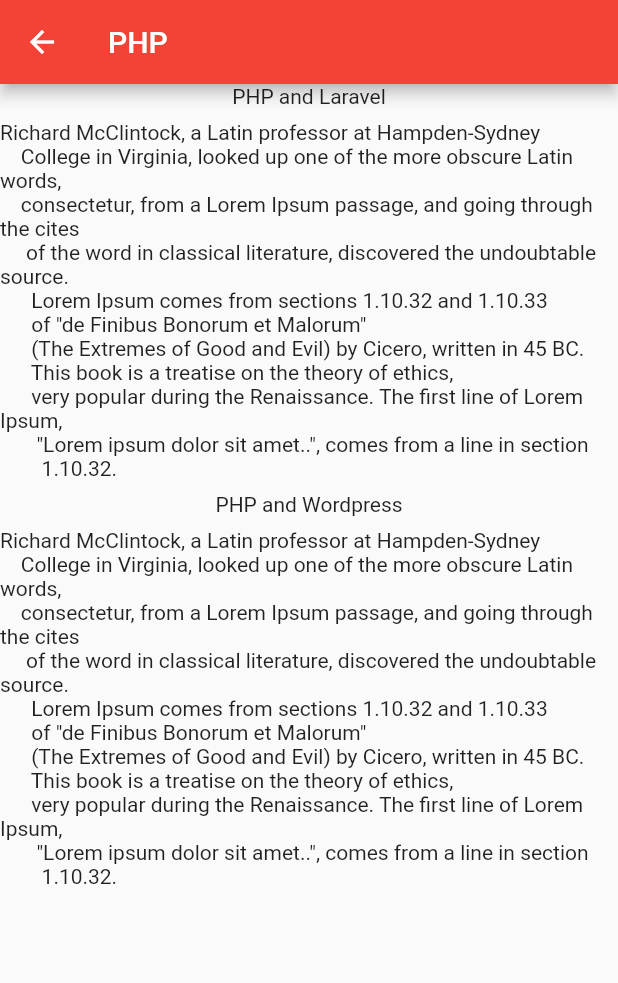
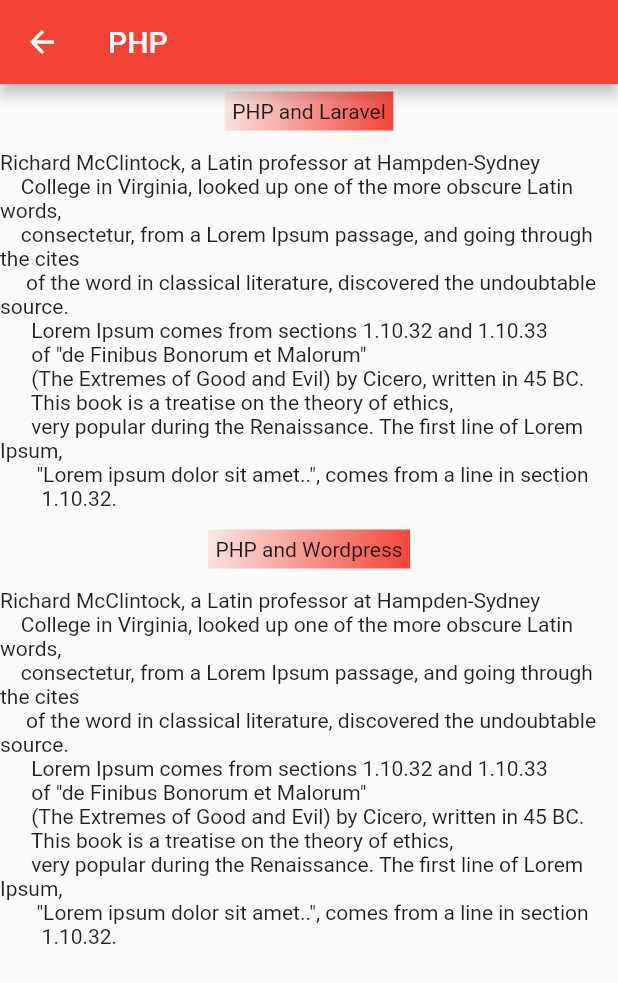
Before and after one commit to sanjibsinha/list_map, a Flutter app: the screen it shows after launch, after a tap on "PHP", on a phone screen of 412 x 824 dp. Shown: the top 983 px of the screen. Run offline on Flutter 3.47's test engine with Material 2 defaults, Android fonts, the light colour scheme and no system bars.

Commit message:
updating color of container

```diff
--- a/lib/routin_navigation.dart/first_page.dart
+++ b/lib/routin_navigation.dart/first_page.dart
@@ -132,7 +132,21 @@
         itemBuilder: (context, index) {
           return Column(
             children: [
-              Text(categoryBooks[index].title),
+              Container(
+                margin: const EdgeInsets.all(5.0),
+                padding: const EdgeInsets.all(5.0),
+                decoration: BoxDecoration(
+                  gradient: LinearGradient(
+                    colors: [
+                      color.withOpacity(0.1),
+                      color,
+                    ],
+                    begin: Alignment.topLeft,
+                    end: Alignment.bottomRight,
+                  ),
+                ),
+                child: Text(categoryBooks[index].title),
+              ),
               const SizedBox(
                 height: 8.0,
               ),
```
